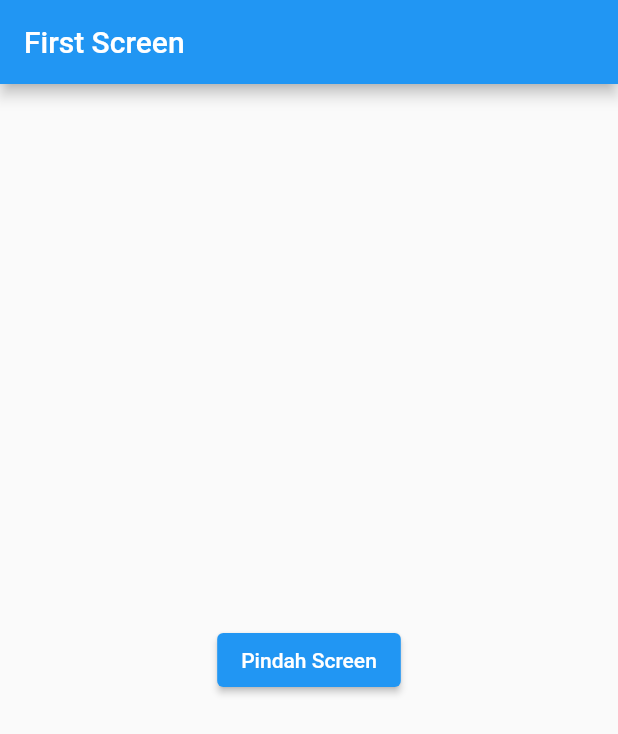
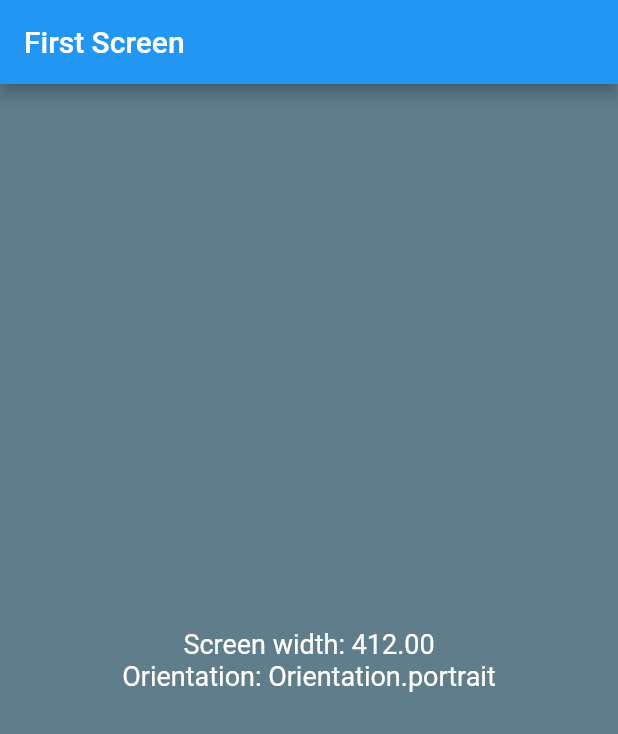
Before and after one commit to saifudinzezy/flutter-pemula, a Flutter app: the screen it shows after launch, on a phone screen of 412 x 824 dp. Shown: the top 734 px of the screen. Run offline on Flutter 3.47's test engine with Material 2 defaults, Android fonts, the phone set to English and light mode, and no system bars.

Commit message:
melihat ukuran layar

```diff
--- a/lib/main.dart
+++ b/lib/main.dart
@@ -1,4 +1,3 @@
-import 'package:dicoding/SecondScreen.dart';
 import 'package:flutter/material.dart';
 
 void main() => runApp(MyApp());
@@ -15,23 +14,32 @@ class MyApp extends StatelessWidget {
 }
 
 class FirstScreen extends StatelessWidget {
-  final String message = 'Hello from First Screen!';
-
   @override
   Widget build(BuildContext context) {
+    Size screenSize = MediaQuery.of(context).size;
+    Orientation orientation = MediaQuery.of(context).orientation;
+
     return Scaffold(
       appBar: AppBar(
         title: Text('First Screen'),
       ),
-      body: Center(
-        child: ElevatedButton(
-          child: Text('Pindah Screen'),
-          onPressed: () {
-            //push untuk menuju screen tujuan
-            Navigator.push(context, MaterialPageRoute(builder: (context) => SecondScreen(message)));
-          },
-        ),
-      ),
+      backgroundColor: Colors.blueGrey,
+      body: Column(
+        mainAxisAlignment: MainAxisAlignment.center,
+        crossAxisAlignment: CrossAxisAlignment.stretch,
+        children: [
+          Text(
+            'Screen width: ${screenSize.width.toStringAsFixed(2)}',
+            style: TextStyle(color: Colors.white, fontSize: 18),
+            textAlign: TextAlign.center,
+          ),
+          Text(
+            'Orientation: $orientation',
+            style: TextStyle(color: Colors.white, fontSize: 18),
+            textAlign: TextAlign.center,
+          ),
+        ],
+      )
     );
   }
 }
```
